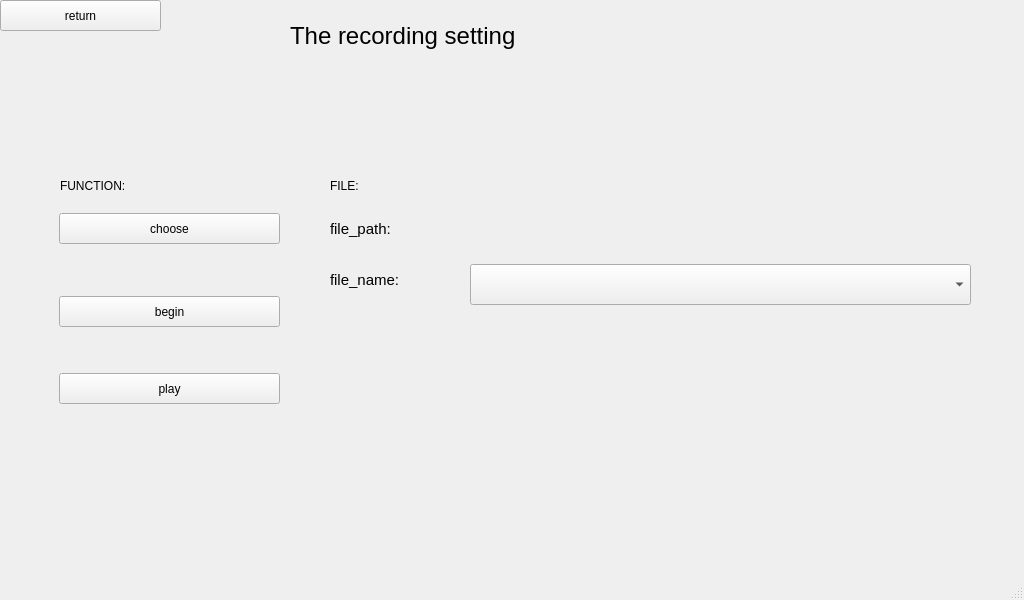
Old version of the form qt/t507/voice.ui in the repository jizizihe/baijie_demo.
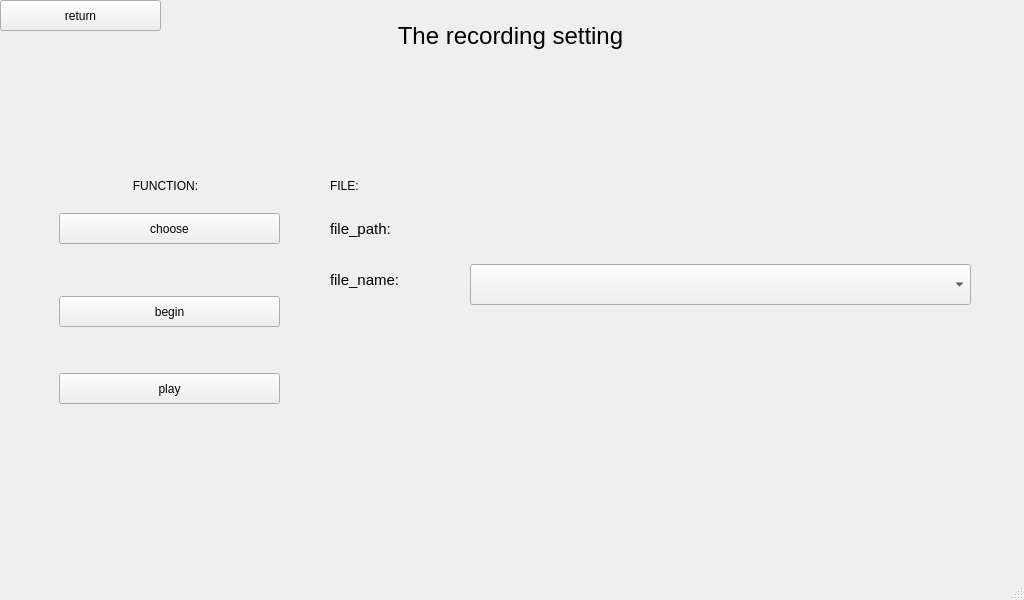
New version of the form.

Patch:
```diff
--- a/qt/t507/voice.ui
+++ b/qt/t507/voice.ui
@@ -175,6 +175,9 @@
     <property name="text">
      <string>FUNCTION:</string>
     </property>
+    <property name="alignment">
+     <set>Qt::AlignCenter</set>
+    </property>
    </widget>
    <widget class="QLabel" name="label_4">
     <property name="geometry">
@@ -206,6 +209,9 @@
     <property name="text">
      <string>The recording setting</string>
     </property>
+    <property name="alignment">
+     <set>Qt::AlignCenter</set>
+    </property>
    </widget>
   </widget>
   <widget class="QMenuBar" name="menubar">
```
Left out of the diff: 3 changed lines with no effect on the pictures.
